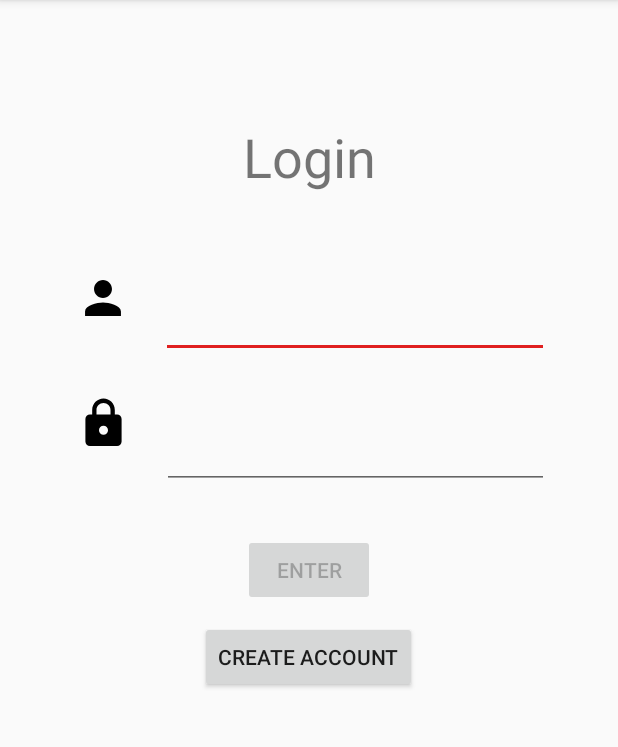
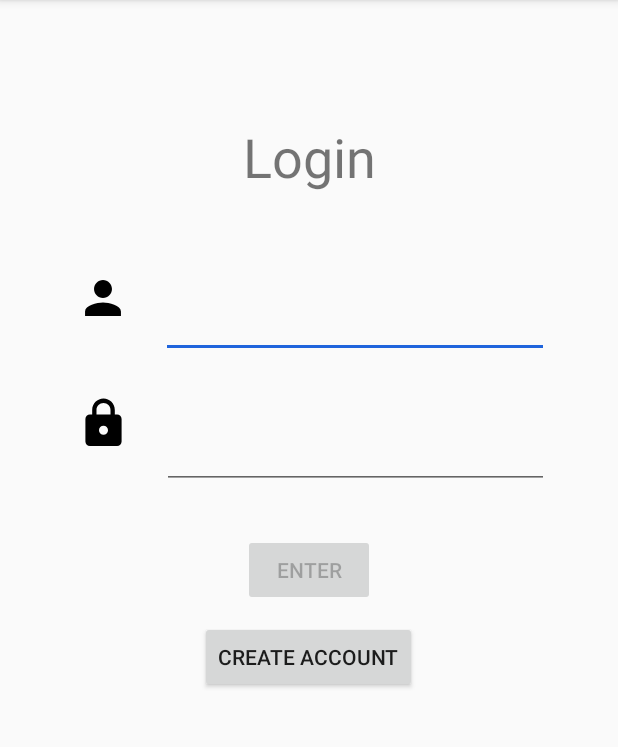
Before and after one commit to Mango0000/MaHoHoMa2, an Android app: the screen it shows after launch (LoginPage), after a tap on "LOG IN", on a phone screen of 412 x 824 dp, the part 84-831 px from its top. Run offline under Robolectric (Android 15) with nearby library versions, the light colour scheme and no system bars; our stand-ins replace navigation-ui; Roboto replaces fonts that are not available here.

Commit message:
preferences and api working again

```diff
--- a/app/src/main/java/at/htlkaindorf/mahohoma/MainActivity.java
+++ b/app/src/main/java/at/htlkaindorf/mahohoma/MainActivity.java
@@ -62,7 +62,7 @@ public class MainActivity extends AppCompatActivity {
         getOnBackPressedDispatcher().addCallback(this, callback);
         readFile();
         mContext = getApplicationContext();
-
+        PreferenceManager.setDefaultValues(this, R.xml.root_preferences, false);
     }
 
     @Override
--- a/app/src/main/java/at/htlkaindorf/mahohoma/backgroundTasks/APIConnection.java
+++ b/app/src/main/java/at/htlkaindorf/mahohoma/backgroundTasks/APIConnection.java
@@ -2,6 +2,7 @@ package at.htlkaindorf.mahohoma.backgroundTasks;
 
 import android.content.SharedPreferences;
 import android.os.AsyncTask;
+import android.util.Log;
 
 import androidx.preference.PreferenceManager;
 
@@ -21,7 +22,9 @@ public class APIConnection extends AsyncTask<String, String, String> {
             URL url = null;
             SharedPreferences prefs = PreferenceManager.getDefaultSharedPreferences(MainActivity.getContext());
             String apiKey = prefs.getString("apikey","");
-            url = new URL("https://financialmodelingprep.com/api/v3/search?query="+strings[0]+"&limit=20&apikey="+apiKey);
+            int limit = prefs.getInt("searchlimit",1);
+            Log.w("test", limit+"");
+            url = new URL("https://financialmodelingprep.com/api/v3/search?query="+strings[0]+"&limit="+limit+"&apikey="+apiKey);
             HttpURLConnection urlConnection = (HttpURLConnection) url.openConnection();
             BufferedReader br = new BufferedReader(new InputStreamReader(urlConnection.getInputStream()));
             String result = "";
--- a/app/src/main/java/at/htlkaindorf/mahohoma/backgroundTasks/SearchCompanies.java
+++ b/app/src/main/java/at/htlkaindorf/mahohoma/backgroundTasks/SearchCompanies.java
@@ -28,7 +28,8 @@ public class SearchCompanies extends AsyncTask<String, String, List<String>> {
             URL url = null;
             SharedPreferences prefs = PreferenceManager.getDefaultSharedPreferences(MainActivity.getContext());
             String apiKey = prefs.getString("apikey","");
-            url = new URL("https://financialmodelingprep.com/api/v3/search?query="+strings[0]+"&limit=20"+"&apikey="+apiKey);
+            int limit = prefs.getInt("searchlimit",1);
+            url = new URL("https://financialmodelingprep.com/api/v3/search?query="+strings[0]+"&limit="+limit+"&apikey="+apiKey);
             HttpURLConnection urlConnection = (HttpURLConnection) url.openConnection();
             BufferedReader br = new BufferedReader(new InputStreamReader(urlConnection.getInputStream()));
             String result = "";
--- a/app/src/main/java/at/htlkaindorf/mahohoma/ui/browse/BrowseFragment.java
+++ b/app/src/main/java/at/htlkaindorf/mahohoma/ui/browse/BrowseFragment.java
@@ -147,8 +147,8 @@ public class BrowseFragment extends Fragment {
                 for (String string:output) {
                     Log.e(TAG, string);
                     List<String> res = new CompanyResolver().execute(string).get();
-                    if(res.isEmpty()){
-                        //fragmentTransaction.add(R.id.llCompanies,new StockItem(string, null, null,null));
+                    if(res == null){
+                        fragmentTransaction.add(R.id.llCompanies,new StockItem("test", null, null,null,0));
                     }else{
                         if(res.get(0).equals("")||res.get(0).equals("null")){
                             fragmentTransaction.add(R.id.llCompanies,new StockItem(string, res.get(3), res.get(1),res.get(2), 0));
--- a/app/src/main/res/values/strings.xml
+++ b/app/src/main/res/values/strings.xml
@@ -31,4 +31,5 @@
     <string name="attachment_summary_on">Automatically download attachments for incoming emails
     </string>
     <string name="attachment_summary_off">Only download attachments when manually requested</string>
+    <string name="default_api">8e5c3caa68593a5cd0c99430d454eaa0</string>
 </resources>
--- a/app/src/main/res/values/styles.xml
+++ b/app/src/main/res/values/styles.xml
@@ -5,7 +5,7 @@
         <!-- Customize your theme here. -->
         <item name="colorPrimary">@color/colorPrimary</item>
         <item name="colorPrimaryDark">@color/colorPrimaryDark</item>
-        <item name="colorAccent">@color/colorAccent</item>
+        <item name="colorAccent">@color/ic_launcher_background</item>
     </style>
 
     <style name="AppTheme.NoActionBar">
--- a/app/src/main/res/xml/root_preferences.xml
+++ b/app/src/main/res/xml/root_preferences.xml
@@ -8,11 +8,22 @@
             app:title="Request Saving" />
 
         <EditTextPreference
-            android:defaultValue=""
             android:key="apikey"
             android:selectAllOnFocus="true"
+            android:defaultValue="@string/default_api"
             android:singleLine="true"
-            android:title="API Key" />
+            android:title="API Key"
+            app:useSimpleSummaryProvider="true"
+            />
+
+        <SeekBarPreference
+            app:defaultValue="2"
+            app:key="searchlimit"
+            app:title="Search Limit"
+            app:min="1"
+            android:max="20"
+            app:showSeekBarValue="true"
+            />
 
     </PreferenceCategory>
 
```
Also changed, not shown: app/src/main/java/at/htlkaindorf/mahohoma/backgroundTasks/CompanyResolver.java (+9 -9 lines).
